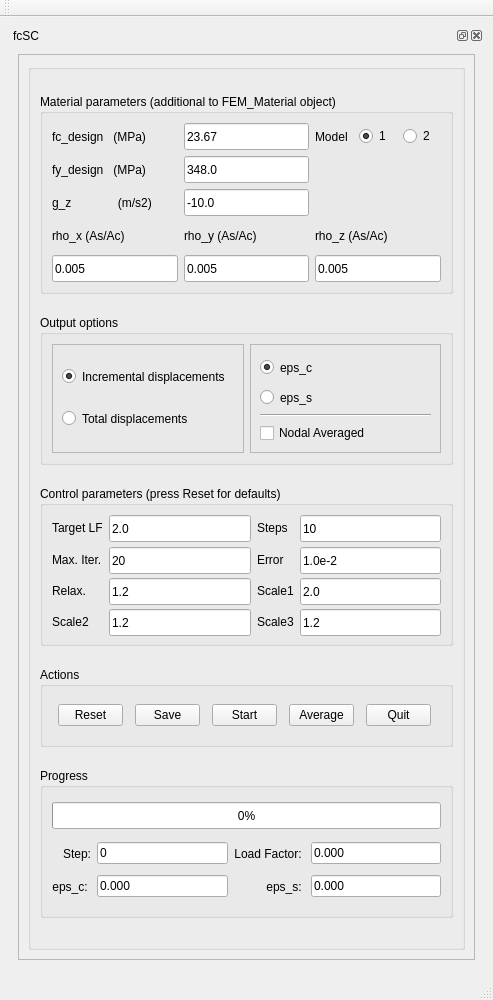
First picture: the form in user_interface/fcSC.ui, repository HarryvL/fcSC-workbench, before the edit.
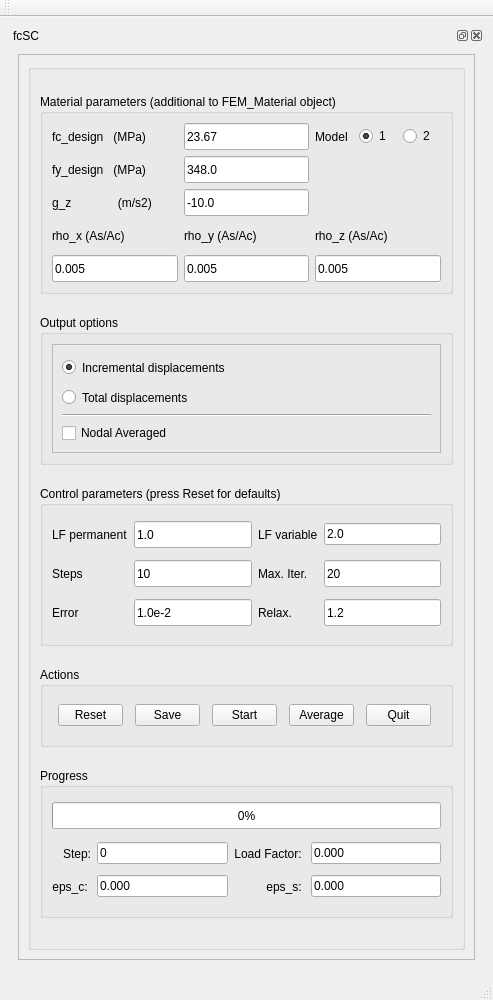
Second picture: the form after the edit.

Commit message: implemented permanent and variable loads

Diff of the .ui file:
```diff
--- a/user_interface/fcSC.ui
+++ b/user_interface/fcSC.ui
@@ -446,64 +446,6 @@
                   <string>Output options </string>
                  </property>
                  <layout class="QGridLayout" name="gridLayout_5">
-                  <item row="0" column="1">
-                   <widget class="QFrame" name="frame_2">
-                    <property name="frameShape">
-                     <enum>QFrame::StyledPanel</enum>
-                    </property>
-                    <property name="frameShadow">
-                     <enum>QFrame::Raised</enum>
-                    </property>
-                    <layout class="QVBoxLayout" name="verticalLayout_9">
-                     <item>
-                      <widget class="QRadioButton" name="eps_cRbtn">
-                       <property name="minimumSize">
-                        <size>
-                         <width>0</width>
-                         <height>27</height>
-                        </size>
-                       </property>
-                       <property name="text">
-                        <string>eps_c</string>
-                       </property>
-                       <property name="checked">
-                        <bool>true</bool>
-                       </property>
-                      </widget>
-                     </item>
-                     <item>
-                      <widget class="QRadioButton" name="eps_sRbtn">
-                       <property name="minimumSize">
-                        <size>
-                         <width>0</width>
-                         <height>27</height>
-                        </size>
-                       </property>
-                       <property name="text">
-                        <string>eps_s</string>
-                       </property>
-                       <property name="checked">
-                        <bool>false</bool>
-                       </property>
-                      </widget>
-                     </item>
-                     <item>
-                      <widget class="Line" name="line">
-                       <property name="orientation">
-                        <enum>Qt::Horizontal</enum>
-                       </property>
-                      </widget>
-                     </item>
-                     <item>
-                      <widget class="QCheckBox" name="averagedChk">
-                       <property name="text">
-                        <string>Nodal Averaged</string>
-                       </property>
-                      </widget>
-                     </item>
-                    </layout>
-                   </widget>
-                  </item>
                   <item row="0" column="0">
                    <widget class="QFrame" name="frame">
                     <property name="frameShape">
@@ -542,6 +484,20 @@
                        </property>
                       </widget>
                      </item>
+                     <item>
+                      <widget class="Line" name="line_2">
+                       <property name="orientation">
+                        <enum>Qt::Horizontal</enum>
+                       </property>
+                      </widget>
+                     </item>
+                     <item>
+                      <widget class="QCheckBox" name="averagedChk">
+                       <property name="text">
+                        <string>Nodal Averaged</string>
+                       </property>
+                      </widget>
+                     </item>
                     </layout>
                    </widget>
                   </item>
@@ -572,127 +528,34 @@
                   <string>Control parameters (press Reset for defaults)</string>
                  </property>
                  <layout class="QGridLayout" name="gridLayout_6">
-                  <item row="3" column="3">
-                   <widget class="QLineEdit" name="scale_3">
-                    <property name="minimumSize">
-                     <size>
-                      <width>0</width>
-                      <height>27</height>
-                     </size>
-                    </property>
-                    <property name="text">
-                     <string>1.2</string>
-                    </property>
-                   </widget>
-                  </item>
-                  <item row="3" column="2">
-                   <widget class="QLabel" name="label_13">
-                    <property name="text">
-                     <string>Scale3</string>
-                    </property>
-                   </widget>
-                  </item>
-                  <item row="3" column="0">
-                   <widget class="QLabel" name="label_12">
-                    <property name="text">
-                     <string>Scale2</string>
-                    </property>
-                   </widget>
-                  </item>
-                  <item row="3" column="1">
-                   <widget class="QLineEdit" name="scale_2">
-                    <property name="minimumSize">
-                     <size>
-                      <width>0</width>
-                      <height>27</height>
-                     </size>
-                    </property>
-                    <property name="text">
-                     <string>1.2</string>
-                    </property>
-                   </widget>
-                  </item>
-                  <item row="2" column="3">
-                   <widget class="QLineEdit" name="scale_1">
-                    <property name="minimumSize">
-                     <size>
-                      <width>0</width>
-                      <height>27</height>
-                     </size>
-                    </property>
+                  <item row="0" column="3">
+                   <widget class="QLineEdit" name="target_LF_V">
                     <property name="text">
                      <string>2.0</string>
                     </property>
                    </widget>
                   </item>
-                  <item row="2" column="2">
-                   <widget class="QLabel" name="label_11">
-                    <property name="text">
-                     <string>Scale1</string>
-                    </property>
-                   </widget>
-                  </item>
-                  <item row="2" column="0">
-                   <widget class="QLabel" name="label_10">
-                    <property name="text">
-                     <string>Relax.</string>
-                    </property>
-                   </widget>
-                  </item>
-                  <item row="2" column="1">
-                   <widget class="QLineEdit" name="relax">
-                    <property name="minimumSize">
-                     <size>
-                      <width>0</width>
-                      <height>27</height>
-                     </size>
-                    </property>
-                    <property name="text">
-                     <string>1.2</string>
-                    </property>
-                   </widget>
-                  </item>
-                  <item row="1" column="3">
-                   <widget class="QLineEdit" name="error">
-                    <property name="minimumSize">
-                     <size>
-                      <width>0</width>
-                      <height>27</height>
-                     </size>
-                    </property>
-                    <property name="text">
-                     <string>1.0e-2</string>
-                    </property>
-                   </widget>
-                  </item>
-                  <item row="1" column="2">
-                   <widget class="QLabel" name="label_9">
-                    <property name="text">
-                     <string>Error</string>
-                    </property>
-                   </widget>
-                  </item>
                   <item row="1" column="0">
-                   <widget class="QLabel" name="label_8">
+                   <widget class="QLabel" name="label_7">
                     <property name="text">
-                     <string>Max. Iter.</string>
+                     <string>Steps</string>
+                    </property>
+                   </widget>
+                  </item>
+                  <item row="0" column="1">
+                   <widget class="QLineEdit" name="target_LF_P">
+                    <property name="minimumSize">
+                     <size>
+                      <width>0</width>
+                      <height>27</height>
+                     </size>
+                    </property>
+                    <property name="text">
+                     <string>1.0</string>
                     </property>
                    </widget>
                   </item>
                   <item row="1" column="1">
-                   <widget class="QLineEdit" name="max_iter">
-                    <property name="minimumSize">
-                     <size>
-                      <width>0</width>
-                      <height>27</height>
-                     </size>
-                    </property>
-                    <property name="text">
-                     <string>20</string>
-                    </property>
-                   </widget>
-                  </item>
-                  <item row="0" column="3">
                    <widget class="QLineEdit" name="steps">
                     <property name="minimumSize">
                      <size>
@@ -705,22 +568,22 @@
                     </property>
                    </widget>
                   </item>
-                  <item row="0" column="2">
-                   <widget class="QLabel" name="label_7">
-                    <property name="text">
-                     <string>Steps</string>
-                    </property>
-                   </widget>
-                  </item>
                   <item row="0" column="0">
                    <widget class="QLabel" name="label_6">
                     <property name="text">
-                     <string>Target LF</string>
+                     <string>LF permanent</string>
                     </property>
                    </widget>
                   </item>
-                  <item row="0" column="1">
-                   <widget class="QLineEdit" name="target_LF">
+                  <item row="0" column="2">
+                   <widget class="QLabel" name="label_15">
+                    <property name="text">
+                     <string>LF variable</string>
+                    </property>
+                   </widget>
+                  </item>
+                  <item row="1" column="3">
+                   <widget class="QLineEdit" name="max_iter">
                     <property name="minimumSize">
                      <size>
                       <width>0</width>
@@ -728,7 +591,54 @@
                      </size>
                     </property>
                     <property name="text">
-                     <string>2.0</string>
+                     <string>20</string>
+                    </property>
+                   </widget>
+                  </item>
+                  <item row="1" column="2">
+                   <widget class="QLabel" name="label_8">
+                    <property name="text">
+                     <string>Max. Iter.</string>
+                    </property>
+                   </widget>
+                  </item>
+                  <item row="2" column="0">
+                   <widget class="QLabel" name="label_9">
+                    <property name="text">
+                     <string>Error</string>
+                    </property>
+                   </widget>
+                  </item>
+                  <item row="2" column="1">
+                   <widget class="QLineEdit" name="error">
+                    <property name="minimumSize">
+                     <size>
+                      <width>0</width>
+                      <height>27</height>
+                     </size>
+                    </property>
+                    <property name="text">
+                     <string>1.0e-2</string>
+                    </property>
+                   </widget>
+                  </item>
+                  <item row="2" column="3">
+                   <widget class="QLineEdit" name="relax">
+                    <property name="minimumSize">
+                     <size>
+                      <width>0</width>
+                      <height>27</height>
+                     </size>
+                    </property>
+                    <property name="text">
+                     <string>1.2</string>
+                    </property>
+                   </widget>
+                  </item>
+                  <item row="2" column="2">
+                   <widget class="QLabel" name="label_10">
+                    <property name="text">
+                     <string>Relax.</string>
                     </property>
                    </widget>
                   </item>
```
The commit also changes 22 other files.
